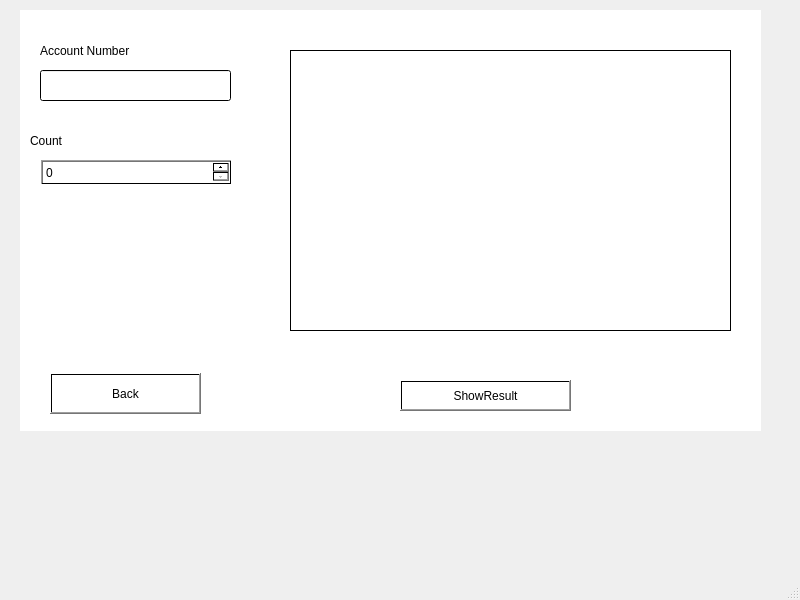
This is Bank_Client/mainwindow.ui in NadaMohamedMoharram/Bank_System_using_Qt as Qt 5 draws it before an edit. The edited form follows.
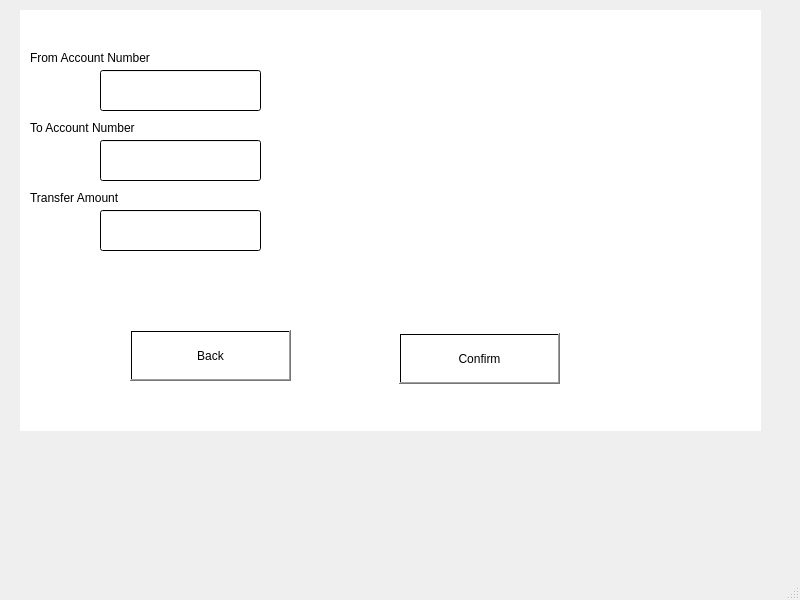
This is the edited form.

Commit message: adding make transfer and make transaction functionality

```diff
--- a/Bank_Client/mainwindow.ui
+++ b/Bank_Client/mainwindow.ui
@@ -27,7 +27,7 @@
      <string notr="true">background-color: qlineargradient(spread:pad, x1:0, y1:0, x2:1, y2:0, stop:0 rgba(255, 255, 255, 255), stop:1 rgba(255, 255, 255, 255));</string>
     </property>
     <property name="currentIndex">
-     <number>2</number>
+     <number>4</number>
     </property>
     <widget class="QWidget" name="page">
      <widget class="QLineEdit" name="lineEdit_username">
@@ -251,6 +251,200 @@
       </property>
      </widget>
     </widget>
+    <widget class="QWidget" name="page_4">
+     <widget class="QPushButton" name="UserConfirmTransaction_PB">
+      <property name="geometry">
+       <rect>
+        <x>410</x>
+        <y>313</y>
+        <width>201</width>
+        <height>61</height>
+       </rect>
+      </property>
+      <property name="text">
+       <string>Confirm</string>
+      </property>
+     </widget>
+     <widget class="QPushButton" name="UserBack_Transaction_PB">
+      <property name="geometry">
+       <rect>
+        <x>70</x>
+        <y>310</y>
+        <width>201</width>
+        <height>61</height>
+       </rect>
+      </property>
+      <property name="text">
+       <string>Back</string>
+      </property>
+     </widget>
+     <widget class="QLabel" name="label_AccountNumber_Transaction">
+      <property name="geometry">
+       <rect>
+        <x>30</x>
+        <y>30</y>
+        <width>161</width>
+        <height>21</height>
+       </rect>
+      </property>
+      <property name="text">
+       <string>Account Number</string>
+      </property>
+     </widget>
+     <widget class="QLineEdit" name="lineEdit_UserAccountNumber_Transaction">
+      <property name="geometry">
+       <rect>
+        <x>30</x>
+        <y>60</y>
+        <width>191</width>
+        <height>31</height>
+       </rect>
+      </property>
+     </widget>
+     <widget class="QComboBox" name="comboBox_UserTransactionType">
+      <property name="geometry">
+       <rect>
+        <x>30</x>
+        <y>210</y>
+        <width>191</width>
+        <height>31</height>
+       </rect>
+      </property>
+     </widget>
+     <widget class="QLabel" name="label_userTransactionType">
+      <property name="geometry">
+       <rect>
+        <x>30</x>
+        <y>180</y>
+        <width>91</width>
+        <height>21</height>
+       </rect>
+      </property>
+      <property name="text">
+       <string>Transaction Type</string>
+      </property>
+     </widget>
+     <widget class="QLineEdit" name="lineEdit_UserTransactionAmount">
+      <property name="geometry">
+       <rect>
+        <x>30</x>
+        <y>140</y>
+        <width>191</width>
+        <height>31</height>
+       </rect>
+      </property>
+     </widget>
+     <widget class="QLabel" name="label_UserTransactionAmount">
+      <property name="geometry">
+       <rect>
+        <x>30</x>
+        <y>110</y>
+        <width>141</width>
+        <height>16</height>
+       </rect>
+      </property>
+      <property name="text">
+       <string>Transaction Amount</string>
+      </property>
+     </widget>
+    </widget>
+    <widget class="QWidget" name="page_5">
+     <widget class="QPushButton" name="UserTransfer_confirm_PB">
+      <property name="geometry">
+       <rect>
+        <x>379</x>
+        <y>323</y>
+        <width>161</width>
+        <height>51</height>
+       </rect>
+      </property>
+      <property name="text">
+       <string>Confirm</string>
+      </property>
+     </widget>
+     <widget class="QPushButton" name="UserTransfer_Back_PB">
+      <property name="geometry">
+       <rect>
+        <x>110</x>
+        <y>320</y>
+        <width>161</width>
+        <height>51</height>
+       </rect>
+      </property>
+      <property name="text">
+       <string>Back</string>
+      </property>
+     </widget>
+     <widget class="QLineEdit" name="fromAccountNumberLineEdit">
+      <property name="geometry">
+       <rect>
+        <x>80</x>
+        <y>60</y>
+        <width>161</width>
+        <height>41</height>
+       </rect>
+      </property>
+     </widget>
+     <widget class="QLineEdit" name="toAccountNumberLineEdit">
+      <property name="geometry">
+       <rect>
+        <x>80</x>
+        <y>130</y>
+        <width>161</width>
+        <height>41</height>
+       </rect>
+      </property>
+     </widget>
+     <widget class="QLineEdit" name="transferAmountLineEdit">
+      <property name="geometry">
+       <rect>
+        <x>80</x>
+        <y>200</y>
+        <width>161</width>
+        <height>41</height>
+       </rect>
+      </property>
+     </widget>
+     <widget class="QLabel" name="label">
+      <property name="geometry">
+       <rect>
+        <x>10</x>
+        <y>40</y>
+        <width>161</width>
+        <height>16</height>
+       </rect>
+      </property>
+      <property name="text">
+       <string>From Account Number</string>
+      </property>
+     </widget>
+     <widget class="QLabel" name="label_2">
+      <property name="geometry">
+       <rect>
+        <x>10</x>
+        <y>110</y>
+        <width>161</width>
+        <height>16</height>
+       </rect>
+      </property>
+      <property name="text">
+       <string>To Account Number</string>
+      </property>
+     </widget>
+     <widget class="QLabel" name="label_3">
+      <property name="geometry">
+       <rect>
+        <x>10</x>
+        <y>180</y>
+        <width>161</width>
+        <height>16</height>
+       </rect>
+      </property>
+      <property name="text">
+       <string>Transfer Amount</string>
+      </property>
+     </widget>
+    </widget>
    </widget>
   </widget>
   <widget class="QMenuBar" name="menubar">
```
The commit also changes 14 other files.
